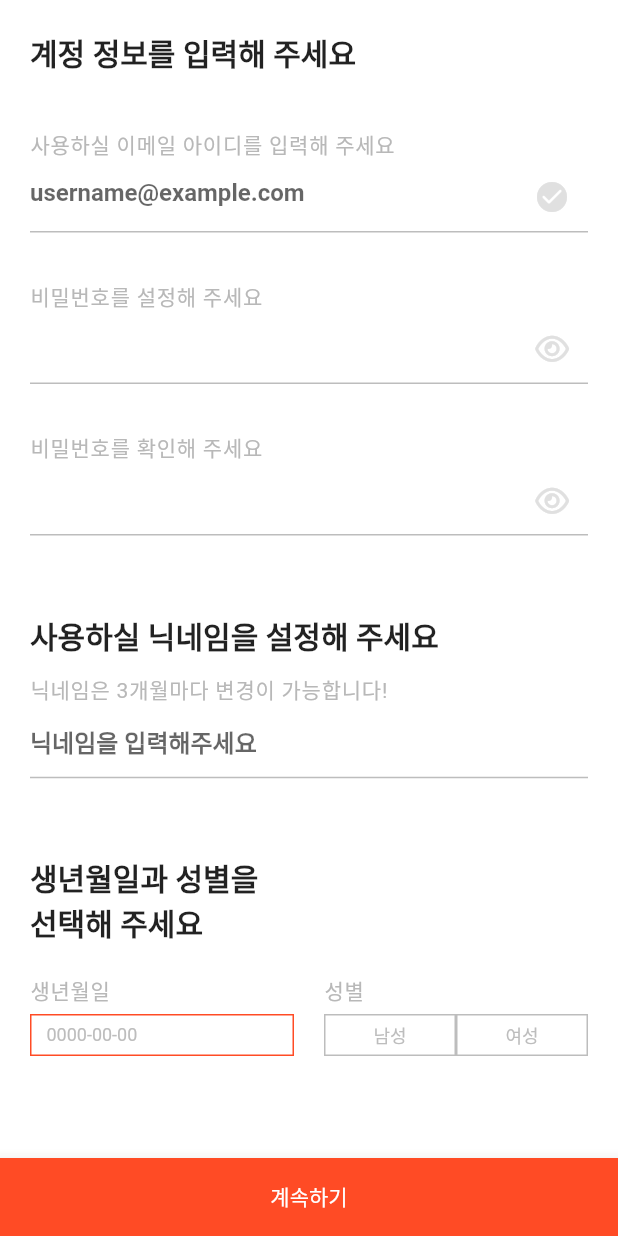
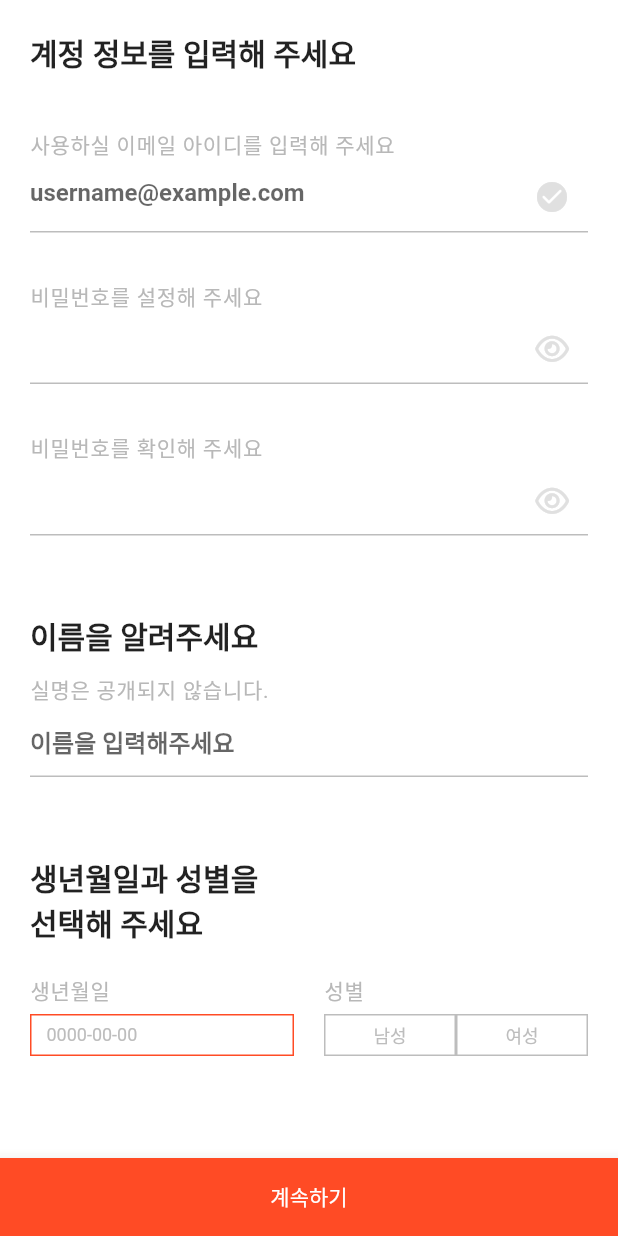
Before and after one commit to MadMax-Team/honbap_signal_flutter, a Flutter app: the SignupUserInfoScreen screen opened directly, on a phone screen of 412 x 824 dp. Run offline on Flutter 3.47's test engine with Material 2 defaults, Android fonts, the phone set to English and light mode, and no system bars; our stand-ins replace bloc, bloc_concurrency, equatable, flutter_bloc, flutter_rating_bar, flutter_secure_storage and 8 more; missing offline and left inert: kakao_flutter_sdk_user; accounts and stored records are empty; Roboto replaces fonts that are missing (Pretendard); project files that could hold a hidden picture were left out.

Commit message:
change 닉네임 -> 이름 at signup

```diff
--- a/lib/screens/auth/signup_routes/signup_userinfo_screen.dart
+++ b/lib/screens/auth/signup_routes/signup_userinfo_screen.dart
@@ -61,7 +61,7 @@ class _SignupUserInfoScreenState extends State<SignupUserInfoScreen> {
                   const SignupUserInfoPassword(),
                   Gaps.v20,
                   Text(
-                    '사용하실 닉네임을 설정해 주세요',
+                    '이름을 알려주세요',
                     style: Theme.of(context).textTheme.titleMedium,
                   ),
                   Gaps.v10,
--- a/lib/screens/auth/signup_routes/widgets/signup_double_check_button_widget.dart
+++ b/lib/screens/auth/signup_routes/widgets/signup_double_check_button_widget.dart
@@ -1,6 +1,7 @@
 import 'package:flutter/material.dart';
 import 'package:honbap_signal_flutter/constants/sizes.dart';
 
+// deprecated at signup
 class SignupDoubleCheckButton extends StatelessWidget {
   const SignupDoubleCheckButton({
     super.key,
--- a/lib/screens/auth/signup_routes/widgets/signup_userinfo_nickname_widget.dart
+++ b/lib/screens/auth/signup_routes/widgets/signup_userinfo_nickname_widget.dart
@@ -4,7 +4,6 @@ import 'package:honbap_signal_flutter/bloc/auth/post_user_signup/post_user_signu
 import 'package:honbap_signal_flutter/bloc/auth/post_user_signup/post_user_signup_event.dart';
 import 'package:honbap_signal_flutter/bloc/auth/post_user_signup/post_user_signup_state.dart';
 import 'package:honbap_signal_flutter/constants/sizes.dart';
-import 'package:honbap_signal_flutter/screens/auth/signup_routes/widgets/signup_double_check_button_widget.dart';
 
 class SignupUserInfoUserName extends StatefulWidget {
   const SignupUserInfoUserName({super.key});
@@ -15,8 +14,6 @@ class SignupUserInfoUserName extends StatefulWidget {
 
 class _SignupUserInfoUserNameState extends State<SignupUserInfoUserName> {
   String _nickname = '';
-  bool _nicknameChecked = false;
-  bool _isChecking = false;
   final _fieldKey = GlobalKey<FormFieldState<String>>();
   final _userNameFocus = FocusNode();
 
@@ -35,38 +32,14 @@ class _SignupUserInfoUserNameState extends State<SignupUserInfoUserName> {
   String? _nicknameValidator(String? value) {
     // Invaled
     if (value != null && value.isEmpty) {
-      return '사용할 수 없는 닉네임입니다';
+      return '이름을 입력해주세요';
     }
-
-    // Check if nickname is available
-    if (!_nicknameChecked) return "중복확인 해주세요";
 
     // Valid
     context
         .read<SignupUserBloc>()
         .add(SignupUserNameChangedEvent(userName: value ?? ''));
     return null;
-  }
-
-  void _nicknameCheck() async {
-    FocusScope.of(context).unfocus();
-    if (_nicknameChecked || _nickname == '') return;
-
-    // TODO: 닉네임 중복확인 로직 추가
-    if (_isChecking) return;
-    setState(() {
-      _isChecking = true;
-    });
-    await Future.delayed(const Duration(seconds: 1));
-    setState(() {
-      _isChecking = false;
-    });
-
-    // Valid
-    setState(() {
-      _nicknameChecked = true;
-    });
-    _checkNicknameValidate();
   }
 
   void _checkNicknameValidate() {
@@ -83,9 +56,6 @@ class _SignupUserInfoUserNameState extends State<SignupUserInfoUserName> {
     context
         .read<SignupUserBloc>()
         .add(const SignupUserNameChangedEvent(userName: ''));
-    setState(() {
-      _nicknameChecked = false;
-    });
   }
 
   void _onFieldSubmitted(String value) {
@@ -113,7 +83,7 @@ class _SignupUserInfoUserNameState extends State<SignupUserInfoUserName> {
         crossAxisAlignment: CrossAxisAlignment.start,
         children: [
           Text(
-            '닉네임은 3개월마다 변경이 가능합니다!',
+            '실명은 공개되지 않습니다.',
             style: Theme.of(context).textTheme.labelSmall,
           ),
           SizedBox(
@@ -126,14 +96,7 @@ class _SignupUserInfoUserNameState extends State<SignupUserInfoUserName> {
               enableSuggestions: false,
               style: const TextStyle(fontSize: Sizes.size16),
               decoration: InputDecoration(
-                suffix: GestureDetector(
-                  onTap: _nicknameCheck,
-                  child: SignupDoubleCheckButton(
-                    isAvailable: _nicknameChecked,
-                    isLoading: _isChecking,
-                  ),
-                ),
-                hintText: '닉네임을 입력해주세요',
+                hintText: '이름을 입력해주세요',
                 enabledBorder: UnderlineInputBorder(
                   borderSide: BorderSide(
                     color: Colors.grey.shade400,
```
